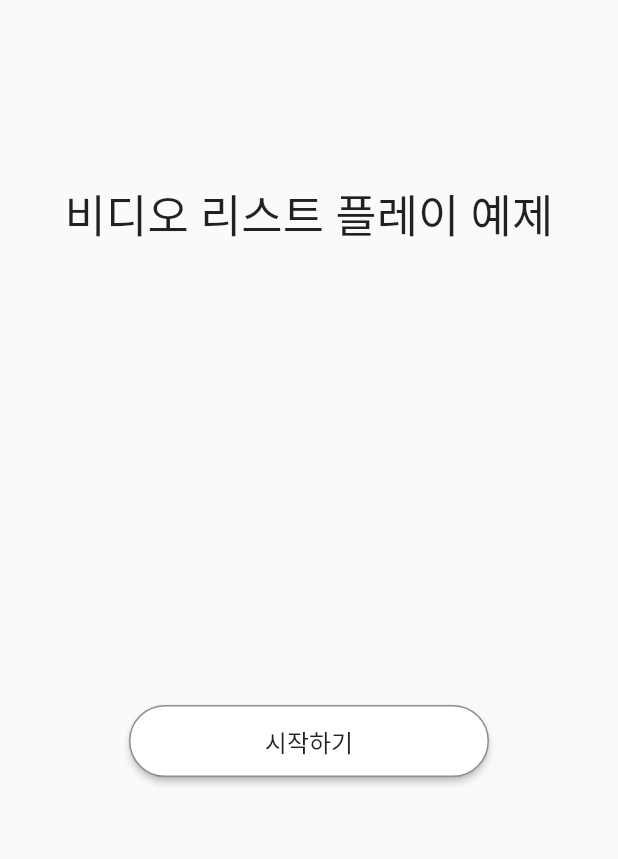
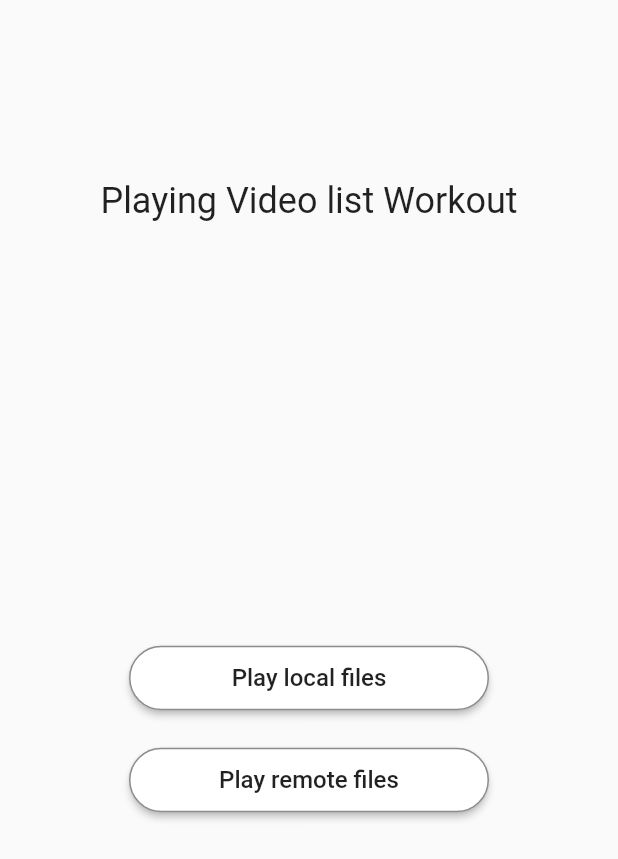
Before and after one commit to brownsoo/flutter_video_list_sample, a Flutter app: the screen it shows after launch, on a phone screen of 412 x 824 dp. Shown: the top 859 px of the screen. Run offline on Flutter 3.47's test engine with Material 2 defaults, Android fonts, the phone set to English and light mode, and no system bars; our stand-ins replace video_player; missing offline and left inert: screen.

```diff
--- /dev/null
+++ b/lib/clips.dart
@@ -0,0 +1,32 @@
+class VideoClip {
+  final String fileName;
+  final String thumbName;
+  final String title;
+  final String parent;
+  int runningTime;
+
+  VideoClip(this.title, this.fileName, this.thumbName, this.runningTime, this.parent);
+
+  String videoPath() {
+    return "$parent/$fileName";
+  }
+
+  String thumbPath() {
+    return "$parent/$thumbName";
+  }
+
+
+  static List<VideoClip> localClips = [
+    VideoClip("Small", "small.mp4", "small.png", 6, "embed"),
+    VideoClip("Earth", "earth.mp4", "earth.png", 13, "embed"),
+    VideoClip("Giraffe", "giraffe.mp4", "giraffe.png", 18, "embed"),
+    VideoClip("Particle", "particle.mp4", "particle.png", 11, "embed"),
+    VideoClip("Summer", "summer.mp4", "summer.png", 8, "embed")
+  ];
+
+  static List<VideoClip> remoteClips = [
+    VideoClip("For Bigger Fun", "ForBiggerFun.mp4", "images/ForBiggerFun.jpg", 0, "http://commondatastorage.googleapis.com/gtv-videos-bucket/sample"),
+    VideoClip("Elephant Dream", "ElephantsDream.mp4", "images/ForBiggerBlazes.jpg", 0, "http://commondatastorage.googleapis.com/gtv-videos-bucket/sample"),
+    VideoClip("BigBuckBunny", "BigBuckBunny.mp4", "images/BigBuckBunny.jpg", 0, "http://commondatastorage.googleapis.com/gtv-videos-bucket/sample"),
+  ];
+}
--- a/lib/main.dart
+++ b/lib/main.dart
@@ -1,5 +1,6 @@
 import 'package:flutter/cupertino.dart';
 import 'package:flutter/material.dart';
+import 'package:flutter_video_list_sample/clips.dart';
 import 'package:flutter_video_list_sample/play_page.dart';
 
 void main() {
@@ -44,29 +45,59 @@ class _IntroPageState extends State<IntroPage> {
                 height: 120,
               ),
               Text(
-                "비디오 리스트 플레이 예제",
+                "Playing Video list Workout",
                 style: TextStyle(
-                  fontSize: 30.0,
+                  fontSize: 24.0,
                 ),
                 textAlign: TextAlign.center,
               ),
               Expanded(
-                child: Center(
-                  child: MaterialButton(
+                child: Column(
+                  mainAxisSize: MainAxisSize.max,
+                  mainAxisAlignment: MainAxisAlignment.center,
+                  children: [
+                    MaterialButton(
                       shape: RoundedRectangleBorder(
                           borderRadius: BorderRadius.all(Radius.circular(32)),
                           side: BorderSide(color: Colors.black45, width: 1)),
                       color: Colors.white,
-                    onPressed: _start,
+                      onPressed: () {
+                        Navigator.push(
+                          context,
+                          CupertinoPageRoute(builder: (context) => PlayPage(clips: VideoClip.localClips)),
+                        );
+                      },
                       minWidth: 240,
                       padding: EdgeInsets.symmetric(vertical: 12, horizontal: 16),
                       child: Text(
-                      "시작하기",
+                        "Play local files",
                         style: TextStyle(
                           fontSize: 16,
                         ),
                       ),
                     ),
+                    SizedBox(height: 20),
+                    MaterialButton(
+                      shape: RoundedRectangleBorder(
+                          borderRadius: BorderRadius.all(Radius.circular(32)),
+                          side: BorderSide(color: Colors.black45, width: 1)),
+                      color: Colors.white,
+                      onPressed: () {
+                        Navigator.push(
+                          context,
+                          CupertinoPageRoute(builder: (context) => PlayPage(clips: VideoClip.remoteClips)),
+                        );
+                      },
+                      minWidth: 240,
+                      padding: EdgeInsets.symmetric(vertical: 12, horizontal: 16),
+                      child: Text(
+                        "Play remote files",
+                        style: TextStyle(
+                          fontSize: 16,
+                        ),
+                      ),
+                    )
+                  ],
                 ),
               ),
             ],
@@ -75,13 +106,4 @@ class _IntroPageState extends State<IntroPage> {
       )),
     );
   }
-
-  void _start() async {
-    Navigator.push(
-      context,
-      CupertinoPageRoute(
-        builder: (context) => PlayPage(),
-      ),
-    );
 }
-}
--- a/pubspec.yaml
+++ b/pubspec.yaml
@@ -28,8 +28,8 @@ dependencies:
   # The following adds the Cupertino Icons font to your application.
   # Use with the CupertinoIcons class for iOS style icons.
   cupertino_icons: ^0.1.3
-  path_provider: ^1.6.10
-  video_player: '>=0.10.11+1 <2.0.0'
+  path_provider: ^1.6.14
+  video_player: '>=0.10.12+2 <2.0.0'
   screen: ^0.0.5 # keeping screen on
 
 dev_dependencies:
```
Also changed, not shown: lib/play_page.dart (+36 -64 lines), pubspec.lock, 2 other files. Lines whose indentation alone changed are shown as unchanged.
